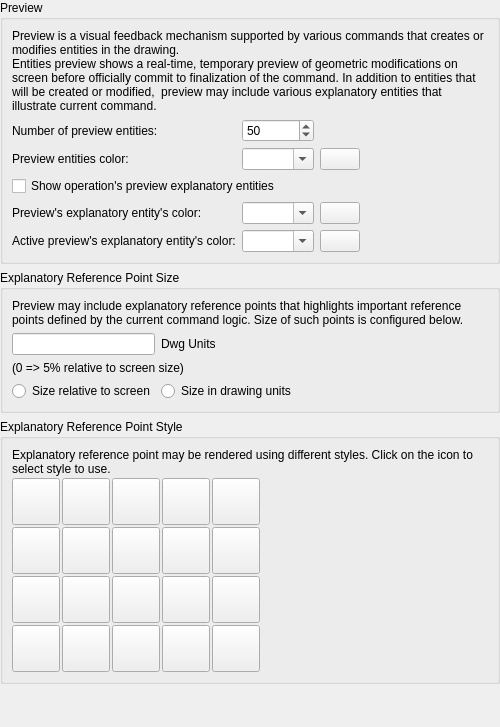
Before: the Qt Designer form librecad/src/ui/dialogs/settings/options_drafting/pages/theme/lc_settings_page_drafting_theme_preview.ui in sand1024/LibreCAD, drawn with Qt 5.
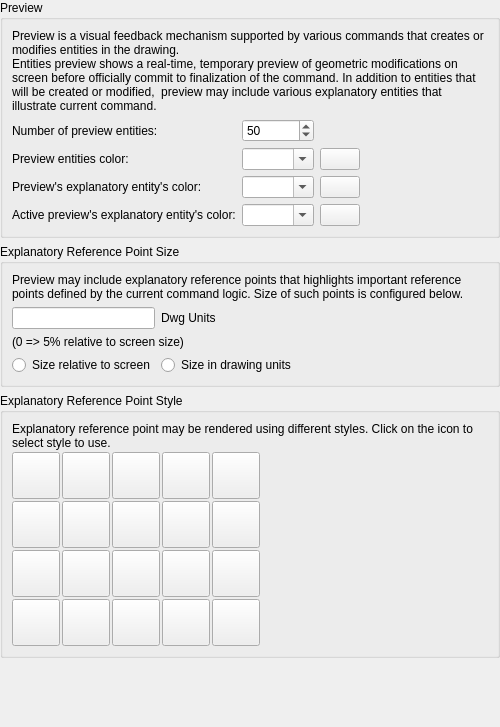
After: the same form once the commit is applied. Icons and pictures are not drawn. Custom widgets are drawn as their Qt base class.

Commit message: drafting preferences cleanup, drafting/configuration export/import update for drafting presets (wip), code cleanup

The edit to the form file:
```diff
--- a/librecad/src/ui/dialogs/settings/options_drafting/pages/theme/lc_settings_page_drafting_theme_preview.ui
+++ b/librecad/src/ui/dialogs/settings/options_drafting/pages/theme/lc_settings_page_drafting_theme_preview.ui
@@ -125,24 +125,6 @@
         </property>
        </widget>
       </item>
-      <item row="4" column="0" colspan="2">
-       <widget class="QCheckBox" name="cbDisplayRefPoints">
-        <property name="sizePolicy">
-         <sizepolicy hsizetype="Preferred" vsizetype="Preferred">
-          <horstretch>0</horstretch>
-          <verstretch>0</verstretch>
-         </sizepolicy>
-        </property>
-        <property name="toolTip">
-         <string>Explanatory Entities Visibility
-
-Show additional operation's preview explanatory entities that explains the logic of entities creation or modification.</string>
-        </property>
-        <property name="text">
-         <string>Show operation's preview explanatory entities </string>
-        </property>
-       </widget>
-      </item>
       <item row="3" column="0">
        <widget class="QLabel" name="label_2">
         <property name="text">
```
The commit also changes 84 other files.
